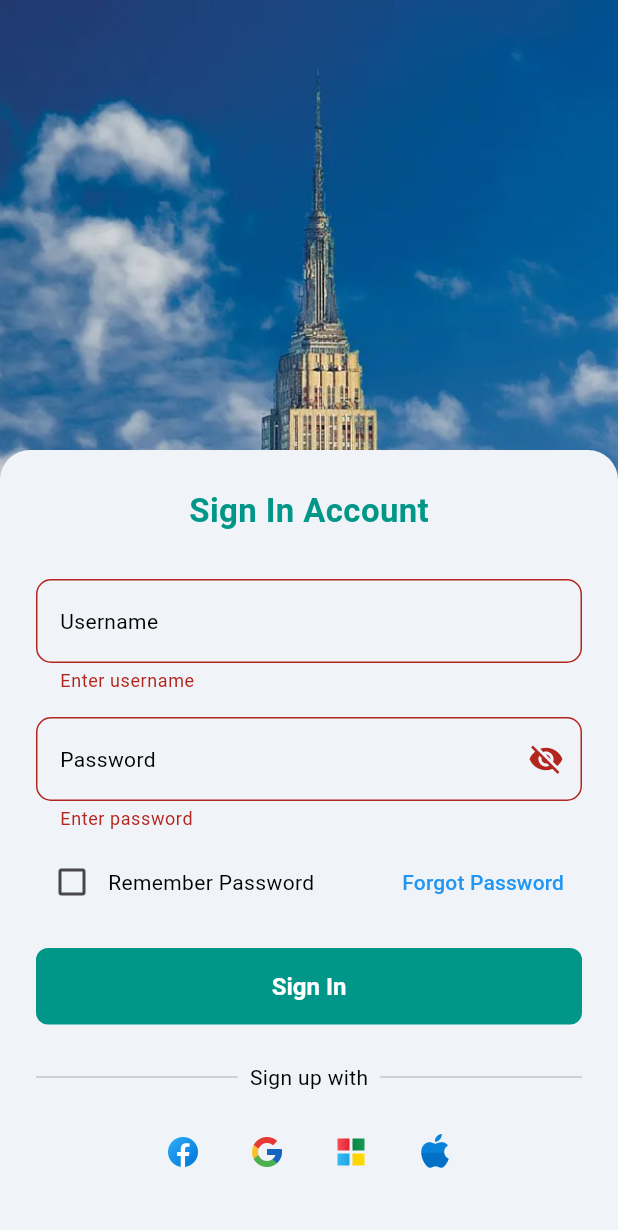
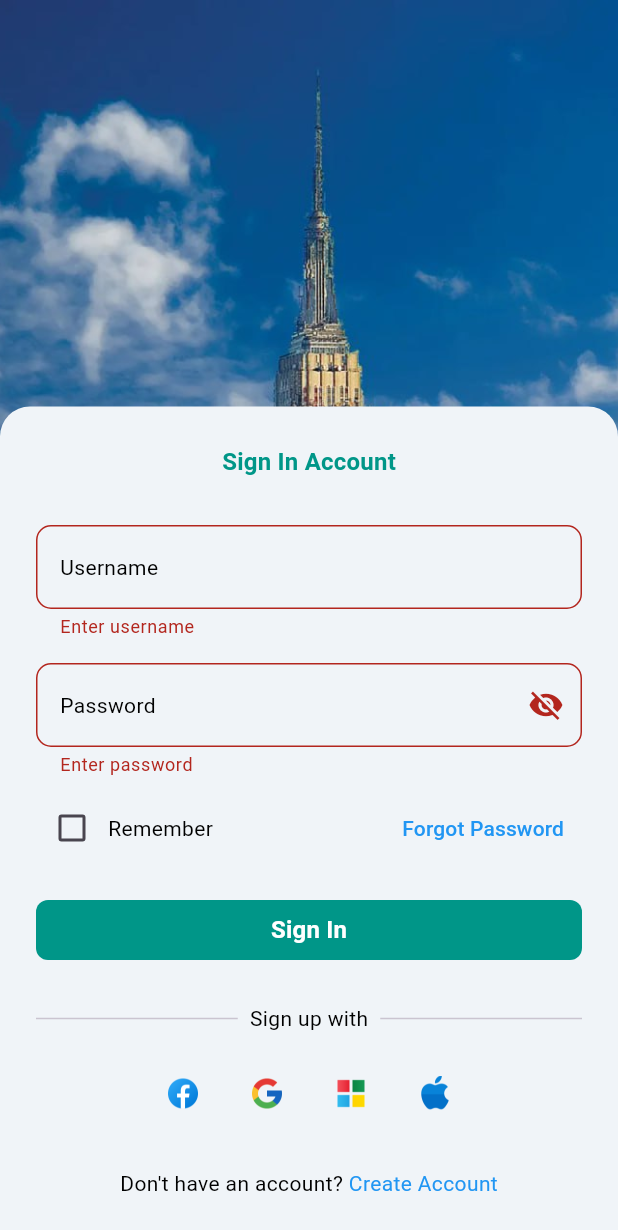
Before and after one commit to NeangPeou/Rental_app, a Flutter app: the screen it shows after launch, after a tap on "Sign In", on a phone screen of 412 x 824 dp. Shown: the top 1230 px of the screen. Run offline on Flutter 3.47's test engine with Material 3 defaults, Android fonts, the phone set to English and light mode, and no system bars; our stand-ins replace animated_notch_bottom_bar, device_info_plus, flutter_colorpicker, flutter_dotenv, flutter_spinkit, get and 2 more; network calls fail.

Commit message:
fix_login_auto_height

```diff
--- a/frontend_admin/lib/screens/authenticate/login.dart
+++ b/frontend_admin/lib/screens/authenticate/login.dart
@@ -1,9 +1,9 @@
 import 'package:flutter/material.dart';
 import 'package:frontend_admin/models/error.dart';
 import 'package:frontend_admin/services/auth.dart';
-import 'package:frontend_admin/shared/constants.dart';
 import 'package:frontend_admin/shared/message_dialog.dart';
 import 'package:frontend_admin/utils/helper.dart';
+import 'package:get/get.dart';
 
 class Login extends StatefulWidget {
   const Login({super.key});
@@ -41,11 +41,8 @@ class _LoginState extends State<Login> {
             ),
           ),
 
-          Positioned(
-            top: 300,
-            left: 0,
-            right: 0,
-            bottom: 0,
+          Align(
+            alignment: Alignment.bottomCenter,
             child: Container(
               padding: const EdgeInsets.symmetric(horizontal: 24, vertical: 25),
               decoration: BoxDecoration(
@@ -59,15 +56,8 @@ class _LoginState extends State<Login> {
                     key: _formKey,
                     child: Column(
                       children: [
-                        const Center(
-                          child: Text(
-                            "Sign In Account",
-                            style: TextStyle(
-                              fontSize: 22,
-                              fontWeight: FontWeight.w600,
-                              color: firstMainThemeColor,
-                            ),
-                          ),
+                        Center(
+                          child: Text("Sign In Account", style: Get.textTheme.titleMedium?.copyWith(color: Theme.of(context).secondaryHeaderColor, fontWeight: FontWeight.bold)),
                         ),
 
                         const SizedBox(height: 30),
@@ -76,9 +66,7 @@ class _LoginState extends State<Login> {
                           context: context,
                           controller: _userController,
                           labelText: 'Username',
-                          validator: (value) => value == null || value.isEmpty
-                              ? 'Enter username'
-                              : null,
+                          validator: (value) => value == null || value.isEmpty ? 'Enter username' : null,
                         ),
                         const SizedBox(height: 16),
 
@@ -86,16 +74,10 @@ class _LoginState extends State<Login> {
                           context: context,
                           controller: _passController,
                           labelText: 'Password',
-                          validator: (value) => value == null || value.isEmpty
-                              ? 'Enter password'
-                              : null,
+                          validator: (value) => value == null || value.isEmpty ? 'Enter password' : null,
                           obscureText: _obscurePassword,
                           suffixIcon: IconButton(
-                            icon: Icon(
-                              _obscurePassword
-                                  ? Icons.visibility_off
-                                  : Icons.visibility,
-                            ),
+                            icon: Icon(_obscurePassword ? Icons.visibility_off : Icons.visibility),
                             onPressed: () {
                               setState(() {
                                 _obscurePassword = !_obscurePassword;
@@ -111,7 +93,9 @@ class _LoginState extends State<Login> {
                         Row(
                           mainAxisAlignment: MainAxisAlignment.spaceBetween,
                           children: [
-                            Row(
+                            Flexible(
+                              fit: FlexFit.tight,
+                              child: Row(
                                 children: [
                                   Checkbox(
                                     value: _rememberMe,
@@ -121,26 +105,24 @@ class _LoginState extends State<Login> {
                                       });
                                     },
                                   ),
-                                const Text("Remember Password"),
+                                  const Text("Remember"),
                                 ],
                               ),
-                            TextButton(
+                            ),
+
+                            Flexible(
+                              child: TextButton(
                                 onPressed: () {},
                                 style: ButtonStyle(
-                                overlayColor: WidgetStateProperty.all(
-                                  Colors.transparent,
+                                  overlayColor: MaterialStateProperty.all(Colors.transparent),
+                                  backgroundColor: MaterialStateProperty.all(Colors.transparent),
                                 ),
-                                backgroundColor: WidgetStateProperty.all(
-                                  Colors.transparent,
-                                ),
-                              ),
-                              child: const Text(
-                                "Forgot Password",
-                                style: TextStyle(color: Colors.blue),
+                                child: const Text("Forgot Password", style: TextStyle(color: Colors.blue)),
                               ),
                             ),
                           ],
                         ),
+
 
                         const SizedBox(height: 20),
 
@@ -148,40 +130,25 @@ class _LoginState extends State<Login> {
                           width: double.infinity,
                           child: ElevatedButton(
                             style: ElevatedButton.styleFrom(
-                              padding: const EdgeInsets.symmetric(vertical: 16),
+                              padding: EdgeInsets.zero,
                               shape: RoundedRectangleBorder(
                                 borderRadius: BorderRadius.circular(8),
                               ),
                             ),
+
                             onPressed: () async {
                               if (_formKey.currentState!.validate()) {
-                                ErrorModel errorModel = await _auth.login(
-                                  context,
-                                  _userController.text.trim(),
-                                  _passController.text.trim(),
-                                );
+                                ErrorModel errorModel = await _auth.login(context, _userController.text.trim(), _passController.text.trim());
                                 if (errorModel.isError) {
-                                  MessageDialog.showMessage(
-                                    errorModel.code.toString(),
-                                    errorModel.message.toString(),
                                   // ignore: use_build_context_synchronously
-                                    context,
-                                  );
-                                  // Helper.closeLoadingDialog(context);
+                                  MessageDialog.showMessage(errorModel.code.toString(), errorModel.message.toString(), context);
                                 } else {
-                                  Navigator.pushNamedAndRemoveUntil(
                                   // ignore: use_build_context_synchronously
-                                    context,
-                                    '/home',
-                                    (route) => false,
-                                  );
+                                  Navigator.pushNamedAndRemoveUntil(context, '/home', (route) => false);
                                 }
                               }
                             },
-                            child: const Text(
-                              "Sign In",
-                              style: TextStyle(color: Colors.white),
-                            ),
+                            child: Text("Sign In", style: Theme.of(context).textTheme.titleMedium?.copyWith(color: Colors.white, fontWeight: FontWeight.w600)),
                           ),
                         ),
 
@@ -218,14 +185,11 @@ class _LoginState extends State<Login> {
                         const SizedBox(height: 30),
 
                         // Sign up text
-                        Row(
-                          mainAxisAlignment: MainAxisAlignment.center,
+                        Wrap(
+                          alignment: WrapAlignment.center,
                           children: const [
                             Text("Don't have an account? "),
-                            Text(
-                              "Create Account",
-                              style: TextStyle(color: Colors.blue),
-                            ),
+                            Text("Create Account", style: TextStyle(color: Colors.blue)),
                           ],
                         ),
                       ],
```
Lines whose indentation alone changed are shown as unchanged.
